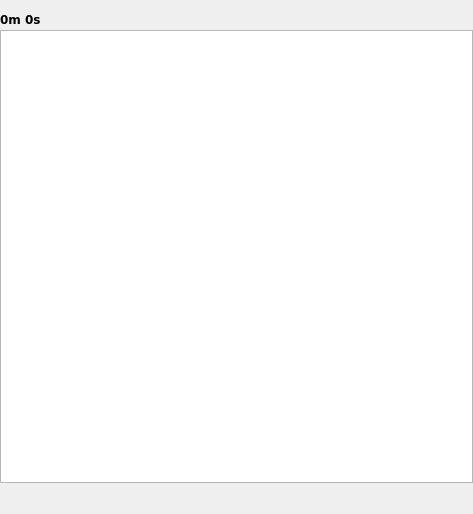
Old version of the form GUI/playlist/GUI_Playlist.ui in the repository rbg2024/upplay.
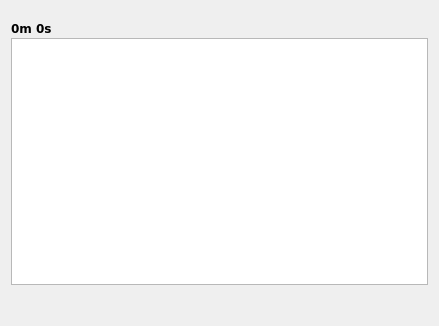
New version of the form. Icons and pictures are not drawn. Custom widgets are drawn as their Qt base class.

Commit message: Fix playlist would not resize

Patch:
```diff
--- a/GUI/playlist/GUI_Playlist.ui
+++ b/GUI/playlist/GUI_Playlist.ui
@@ -9,54 +9,104 @@
    <rect>
     <x>0</x>
     <y>0</y>
-    <width>473</width>
-    <height>514</height>
+    <width>439</width>
+    <height>326</height>
    </rect>
   </property>
-  <property name="sizePolicy">
-   <sizepolicy hsizetype="Preferred" vsizetype="Preferred">
-    <horstretch>0</horstretch>
-    <verstretch>0</verstretch>
-   </sizepolicy>
-  </property>
-  <property name="minimumSize">
-   <size>
-    <width>0</width>
-    <height>0</height>
-   </size>
-  </property>
-  <property name="maximumSize">
-   <size>
-    <width>16516</width>
-    <height>16777215</height>
-   </size>
-  </property>
-  <property name="windowTitle">
-   <string>Form</string>
-  </property>
   <property name="toolTip">
    <string/>
   </property>
-  <layout class="QGridLayout" name="gridLayout">
-   <property name="sizeConstraint">
-    <enum>QLayout::SetDefaultConstraint</enum>
-   </property>
-   <property name="leftMargin">
-    <number>0</number>
-   </property>
-   <property name="topMargin">
-    <number>2</number>
-   </property>
-   <property name="rightMargin">
-    <number>0</number>
-   </property>
-   <property name="bottomMargin">
-    <number>0</number>
-   </property>
+  <layout class="QVBoxLayout" name="verticalLayout_2">
+   <item>
+    <layout class="QVBoxLayout" name="verticalLayout" stretch="0,1,0">
    <property name="spacing">
-    <number>3</number>
-   </property>
-   <item row="0" column="3">
+      <number>2</number>
+     </property>
+     <item>
+      <layout class="QHBoxLayout" name="horizontalLayout">
+       <item>
+        <widget class="QLabel" name="lab_totalTime">
+         <property name="minimumSize">
+          <size>
+           <width>0</width>
+           <height>25</height>
+          </size>
+         </property>
+         <property name="maximumSize">
+          <size>
+           <width>1000</width>
+           <height>16777215</height>
+          </size>
+         </property>
+         <property name="font">
+          <font>
+           <family>DejaVu Sans</family>
+           <pointsize>9</pointsize>
+           <weight>75</weight>
+           <bold>true</bold>
+          </font>
+         </property>
+         <property name="text">
+          <string notr="true">0m 0s</string>
+         </property>
+         <property name="alignment">
+          <set>Qt::AlignBottom|Qt::AlignLeading|Qt::AlignLeft</set>
+         </property>
+        </widget>
+       </item>
+       <item>
+        <spacer name="horizontalSpacer_2">
+         <property name="orientation">
+          <enum>Qt::Horizontal</enum>
+         </property>
+         <property name="sizeHint" stdset="0">
+          <size>
+           <width>40</width>
+           <height>20</height>
+          </size>
+         </property>
+        </spacer>
+       </item>
+       <item>
+        <widget class="QPushButton" name="btn_import">
+         <property name="minimumSize">
+          <size>
+           <width>24</width>
+           <height>24</height>
+          </size>
+         </property>
+         <property name="maximumSize">
+          <size>
+           <width>26</width>
+           <height>26</height>
+          </size>
+         </property>
+         <property name="font">
+          <font>
+           <family>DejaVu Sans</family>
+          </font>
+         </property>
+         <property name="focusPolicy">
+          <enum>Qt::NoFocus</enum>
+         </property>
+         <property name="toolTip">
+          <string>Import new (orange) tracks to library w/o copying</string>
+         </property>
+         <property name="text">
+          <string/>
+         </property>
+         <property name="iconSize">
+          <size>
+           <width>20</width>
+           <height>20</height>
+          </size>
+         </property>
+         <property name="flat">
+          <bool>true</bool>
+         </property>
+        </widget>
+       </item>
+       <item>
     <widget class="QPushButton" name="btn_clear">
      <property name="minimumSize">
       <size>
@@ -99,20 +149,20 @@
      </property>
     </widget>
    </item>
-   <item row="1" column="0" colspan="4">
-    <layout class="QHBoxLayout" name="horizontalLayout">
+      </layout>
+     </item>
      <item>
       <widget class="PlaylistView" name="listView">
        <property name="sizePolicy">
-        <sizepolicy hsizetype="Preferred" vsizetype="MinimumExpanding">
+        <sizepolicy hsizetype="Expanding" vsizetype="Expanding">
          <horstretch>0</horstretch>
-         <verstretch>0</verstretch>
+         <verstretch>1</verstretch>
         </sizepolicy>
        </property>
        <property name="minimumSize">
         <size>
-         <width>200</width>
-         <height>0</height>
+         <width>100</width>
+         <height>30</height>
         </size>
        </property>
        <property name="maximumSize">
@@ -143,59 +193,8 @@
        </property>
       </widget>
      </item>
-    </layout>
-   </item>
-   <item row="3" column="0">
+     <item>
     <layout class="QHBoxLayout" name="horizontalLayout_2">
-     <item>
-      <widget class="QPushButton" name="btn_rep1">
-       <property name="minimumSize">
-        <size>
-         <width>28</width>
-         <height>28</height>
-        </size>
-       </property>
-       <property name="maximumSize">
-        <size>
-         <width>28</width>
-         <height>28</height>
-        </size>
-       </property>
-       <property name="font">
-        <font>
-         <family>DejaVu Sans</family>
-        </font>
-       </property>
-       <property name="focusPolicy">
-        <enum>Qt::NoFocus</enum>
-       </property>
-       <property name="toolTip">
-        <string>Repeat 1</string>
-       </property>
-       <property name="text">
-        <string/>
-       </property>
-       <property name="icon">
-        <iconset>
-         <normaloff>../../../icons/rep1.png</normaloff>../../../icons/rep1.png</iconset>
-       </property>
-       <property name="iconSize">
-        <size>
-         <width>20</width>
-         <height>20</height>
-        </size>
-       </property>
-       <property name="shortcut">
-        <string>Enter</string>
-       </property>
-       <property name="checkable">
-        <bool>true</bool>
-       </property>
-       <property name="flat">
-        <bool>true</bool>
-       </property>
-      </widget>
-     </item>
      <item>
       <widget class="QPushButton" name="btn_repAll">
        <property name="minimumSize">
@@ -294,6 +293,55 @@
        </property>
       </widget>
      </item>
+       <item>
+        <widget class="QPushButton" name="btn_rep1">
+         <property name="minimumSize">
+          <size>
+           <width>28</width>
+           <height>28</height>
+          </size>
+         </property>
+         <property name="maximumSize">
+          <size>
+           <width>28</width>
+           <height>28</height>
+          </size>
+         </property>
+         <property name="font">
+          <font>
+           <family>DejaVu Sans</family>
+          </font>
+         </property>
+         <property name="focusPolicy">
+          <enum>Qt::NoFocus</enum>
+         </property>
+         <property name="toolTip">
+          <string>Repeat 1</string>
+         </property>
+         <property name="text">
+          <string/>
+         </property>
+         <property name="icon">
+          <iconset>
+           <normaloff>../../../icons/rep1.png</normaloff>../../../icons/rep1.png</iconset>
+         </property>
+         <property name="iconSize">
+          <size>
+           <width>20</width>
+           <height>20</height>
+          </size>
+         </property>
+         <property name="shortcut">
+          <string>Enter</string>
+         </property>
+         <property name="checkable">
+          <bool>true</bool>
+         </property>
+         <property name="flat">
+          <bool>true</bool>
+         </property>
+        </widget>
+       </item>
      <item>
       <widget class="QPushButton" name="btn_append">
        <property name="minimumSize">
@@ -392,9 +440,7 @@
        </property>
       </widget>
      </item>
-    </layout>
-   </item>
-   <item row="3" column="1" colspan="2">
+       <item>
     <spacer name="horizontalSpacer">
      <property name="font">
       <font>
@@ -412,46 +458,7 @@
      </property>
     </spacer>
    </item>
-   <item row="0" column="2">
-    <widget class="QPushButton" name="btn_import">
-     <property name="minimumSize">
-      <size>
-       <width>24</width>
-       <height>24</height>
-      </size>
-     </property>
-     <property name="maximumSize">
-      <size>
-       <width>26</width>
-       <height>26</height>
-      </size>
-     </property>
-     <property name="font">
-      <font>
-       <family>DejaVu Sans</family>
-      </font>
-     </property>
-     <property name="focusPolicy">
-      <enum>Qt::NoFocus</enum>
-     </property>
-     <property name="toolTip">
-      <string>Import new (orange) tracks to library w/o copying</string>
-     </property>
-     <property name="text">
-      <string/>
-     </property>
-     <property name="iconSize">
-      <size>
-       <width>20</width>
-       <height>20</height>
-      </size>
-     </property>
-     <property name="flat">
-      <bool>true</bool>
-     </property>
-    </widget>
-   </item>
-   <item row="3" column="3">
+       <item>
     <widget class="QPushButton" name="btn_numbers">
      <property name="minimumSize">
       <size>
@@ -493,37 +500,7 @@
      </property>
     </widget>
    </item>
-   <item row="0" column="0" colspan="2">
-    <layout class="QHBoxLayout" name="horizontalLayout_3">
-     <item>
-      <widget class="QLabel" name="lab_totalTime">
-       <property name="minimumSize">
-        <size>
-         <width>0</width>
-         <height>25</height>
-        </size>
-       </property>
-       <property name="maximumSize">
-        <size>
-         <width>1000</width>
-         <height>16777215</height>
-        </size>
-       </property>
-       <property name="font">
-        <font>
-         <family>DejaVu Sans</family>
-         <pointsize>9</pointsize>
-         <weight>75</weight>
-         <bold>true</bold>
-        </font>
-       </property>
-       <property name="text">
-        <string notr="true">0m 0s</string>
-       </property>
-       <property name="alignment">
-        <set>Qt::AlignBottom|Qt::AlignLeading|Qt::AlignLeft</set>
-       </property>
-      </widget>
+      </layout>
      </item>
     </layout>
    </item>
```
Lines whose indentation alone changed are shown as unchanged. The commit also changes 4 other files.
